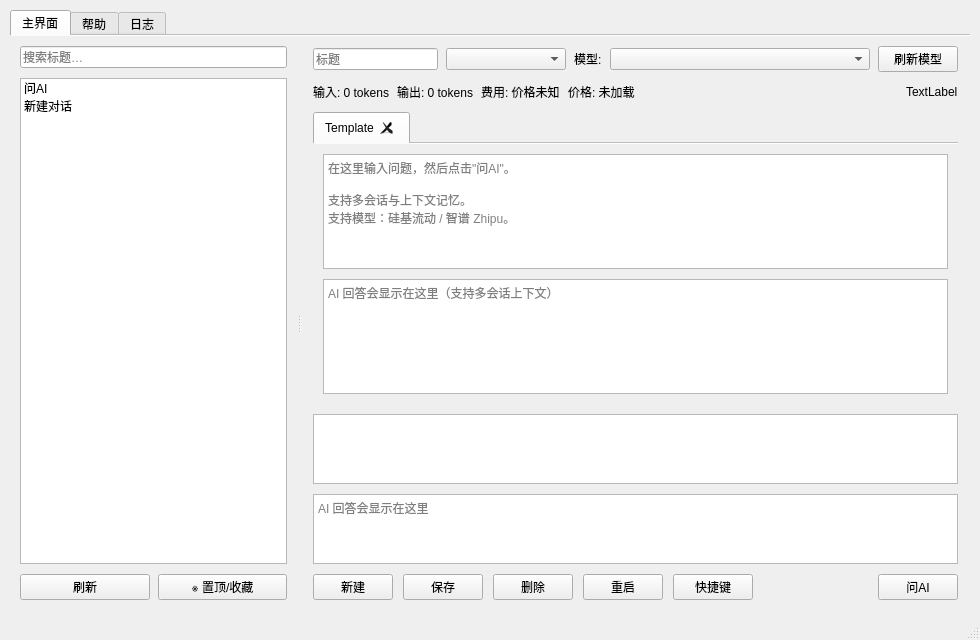
Lugwit123/l_notepad, file 999.0/src/l_notepad/main_window.ui: the form before one commit.
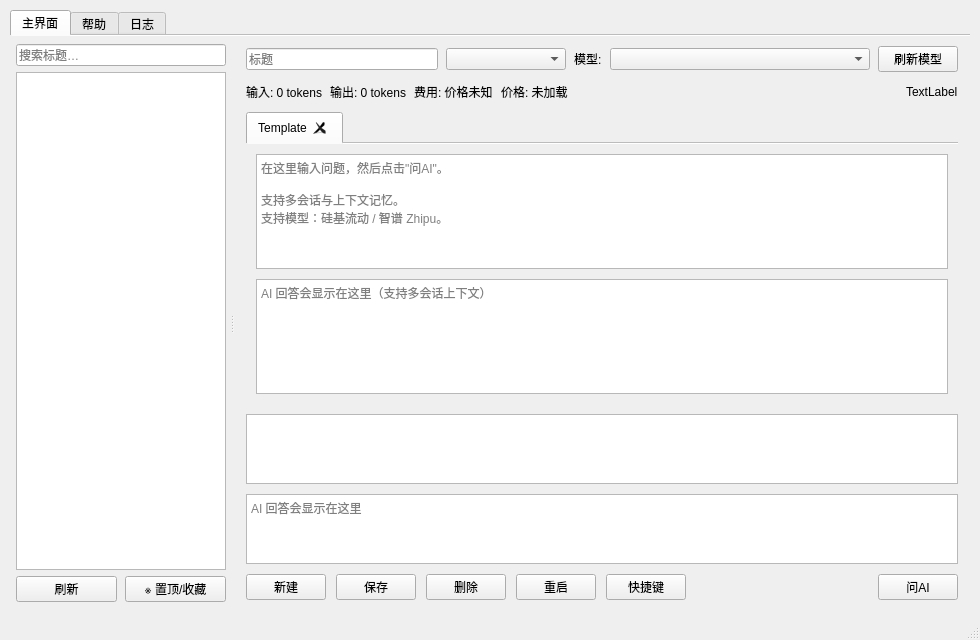
The form after the commit.

Commit message:
Update l_notepad UI and files
Refactor file structure and add new script. Adjust styles and fix some issues.

```diff
--- a/999.0/src/l_notepad/main_window.ui
+++ b/999.0/src/l_notepad/main_window.ui
@@ -61,21 +61,33 @@
            <enum>Qt::Horizontal</enum>
           </property>
           <widget class="QWidget" name="left_panel">
+           <property name="minimumSize">
+            <size>
+             <width>170</width>
+             <height>0</height>
+            </size>
+           </property>
+           <property name="maximumSize">
+            <size>
+             <width>220</width>
+             <height>16777215</height>
+            </size>
+           </property>
            <layout class="QVBoxLayout" name="verticalLayout_left">
             <property name="spacing">
-             <number>10</number>
+             <number>6</number>
             </property>
             <property name="leftMargin">
-             <number>10</number>
+             <number>6</number>
             </property>
             <property name="topMargin">
-             <number>10</number>
+             <number>8</number>
             </property>
             <property name="rightMargin">
-             <number>10</number>
+             <number>4</number>
             </property>
             <property name="bottomMargin">
-             <number>10</number>
+             <number>8</number>
             </property>
             <item>
              <widget class="QLineEdit" name="search_edit">
@@ -85,14 +97,14 @@
              </widget>
             </item>
             <item>
-             <widget class="QListWidget" name="notes_list">
+             <widget class="QTreeWidget" name="notes_list">
               <property name="minimumSize">
                <size>
-                <width>260</width>
+                <width>150</width>
                 <height>0</height>
                </size>
               </property>
-              <property name="acceptDrops">
+              <property name="headerHidden">
                <bool>true</bool>
               </property>
               <property name="dragEnabled">
@@ -104,18 +116,17 @@
               <property name="defaultDropAction">
                <enum>Qt::MoveAction</enum>
               </property>
-              <property name="spacing">
-               <number>1</number>
+              <property name="indentation">
+               <number>16</number>
               </property>
-              <item>
+              <property name="wordWrap">
+               <bool>true</bool>
+              </property>
+              <column>
                <property name="text">
-                <string>问AI
-新建对话</string>
+                <string>名称</string>
                </property>
-               <property name="toolTip">
-                <string>创建一个新的 AI 对话会话</string>
-               </property>
-              </item>
+              </column>
              </widget>
             </item>
             <item>
```
Left out of the diff: 10 changed lines with no effect on the pictures. The commit also changes 6 other files.
